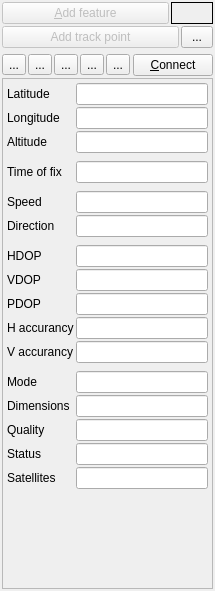
Old version of the form src/ui/qgsgpsinformationwidgetbase.ui in the repository carsmie/QGIS.
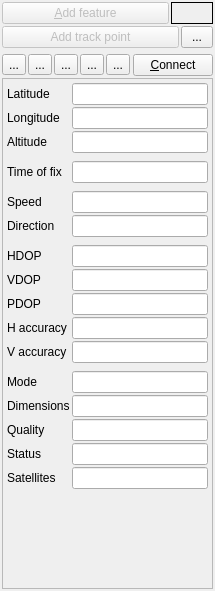
New version of the form. Icons and pictures are not drawn. Custom widgets are drawn as their Qt base class.

Commit message: Spell check: accurancy->accuracy

```diff
--- a/src/ui/qgsgpsinformationwidgetbase.ui
+++ b/src/ui/qgsgpsinformationwidgetbase.ui
@@ -616,14 +616,14 @@
              <item row="12" column="0">
               <widget class="QLabel" name="mLblHacc">
                <property name="text">
-                <string>H accurancy</string>
+                <string>H accuracy</string>
                </property>
               </widget>
              </item>
              <item row="13" column="0">
               <widget class="QLabel" name="mLblVacc">
                <property name="text">
-                <string>V accurancy</string>
+                <string>V accuracy</string>
                </property>
               </widget>
              </item>
```
The commit also changes 4 other files.
